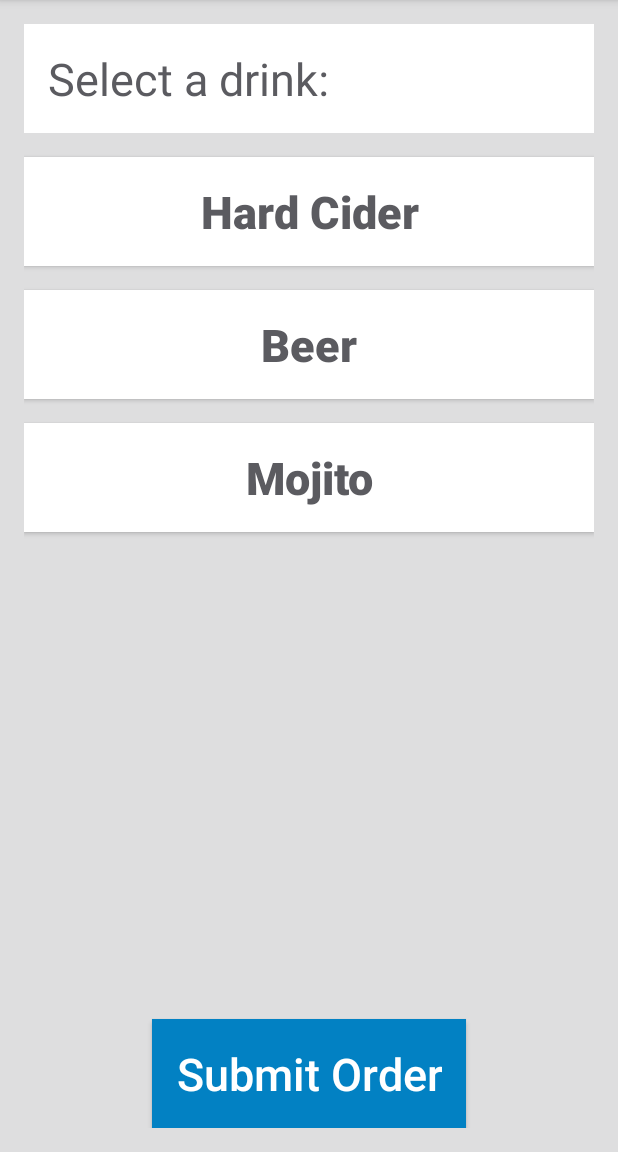
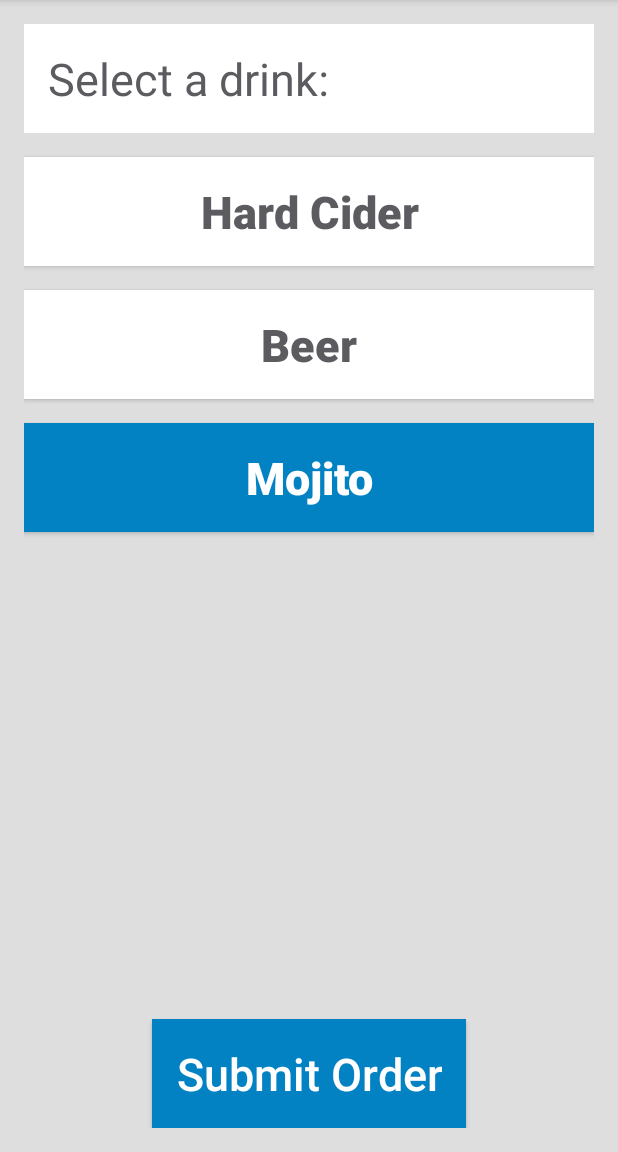
Before and after one commit to beleslie/michael-barbot-app, an Android app: the screen it shows after launch (MainActivity), in the options menu, after a tap on "Settings", on a phone screen of 412 x 824 dp, the part 84-1236 px from its top. Run offline under Robolectric (Android 15) with nearby library versions, the phone set to English and light mode, and no system bars.

Commit message:
implemented drink buttons

```diff
--- a/app/src/main/java/l/michaelbarbot/MainActivity.java
+++ b/app/src/main/java/l/michaelbarbot/MainActivity.java
@@ -1,15 +1,22 @@
 package l.michaelbarbot;
 
+import android.graphics.Color;
 import android.os.Bundle;
 import android.support.design.widget.FloatingActionButton;
 import android.support.design.widget.Snackbar;
+import android.support.v4.content.res.ResourcesCompat;
 import android.support.v7.app.AppCompatActivity;
 import android.support.v7.widget.Toolbar;
 import android.view.View;
 import android.view.Menu;
 import android.view.MenuItem;
+import android.widget.Button;
 
 public class MainActivity extends AppCompatActivity {
+    private Button drink1;
+    private Button drink2;
+    private Button drink3;
+    private String selectedDrink;
 
     @Override
     protected void onCreate(Bundle savedInstanceState) {
@@ -17,6 +24,14 @@ public class MainActivity extends AppCompatActivity {
         setContentView(R.layout.activity_main);
         Toolbar toolbar = (Toolbar) findViewById(R.id.toolbar);
         setSupportActionBar(toolbar);
+
+        // initialize the drink buttons
+        drink1 = (Button) findViewById(R.id.drink1_button);
+        drink2 = (Button) findViewById(R.id.drink2_button);
+        drink3 = (Button) findViewById(R.id.drink3_button);
+
+        // initialize the selected drink
+        selectedDrink = "";
     }
 
     @Override
@@ -40,4 +55,49 @@ public class MainActivity extends AppCompatActivity {
 
         return super.onOptionsItemSelected(item);
     }
+
+    public void selectDrink(View view) {
+        // define color values
+        int blue = ResourcesCompat.getColor(getResources(), R.color.blue, null);
+        int white = ResourcesCompat.getColor(getResources(), R.color.white, null);
+        int gray = ResourcesCompat.getColor(getResources(), R.color.gray, null);
+
+        // get selected drink
+        Button button = (Button) view;
+        String newSelection = button.getText().toString();
+
+        // check if drink already selected
+        if (selectedDrink.equals(newSelection)) {
+            // color the button white
+            button.setBackgroundColor(white);
+            button.setTextColor(gray);
+
+            // remove selection
+            selectedDrink = "";
+
+        } else {
+            // set selected drink to new selection
+            selectedDrink = newSelection;
+
+            // color all buttons white (instead of figuring out which was most recently colored blue)
+            drink1.setBackgroundColor(white);
+            drink1.setTextColor(gray);
+            drink2.setBackgroundColor(white);
+            drink2.setTextColor(gray);
+            drink3.setBackgroundColor(white);
+            drink3.setTextColor(gray);
+
+            // color selected button blue
+            button.setBackgroundColor(blue);
+            button.setTextColor(white);
+        }
+    }
+
+    public void submit(View view) {
+        // check if there is a selection
+        // send drink order to robot
+        // bring up a flag that says the order was submitted?
+        // switch to a waiting screen with animation of the robot pouring the drink?
+            // until the drink is prepared?
+    }
 }
--- a/app/src/main/res/layout/content_main.xml
+++ b/app/src/main/res/layout/content_main.xml
@@ -45,7 +45,8 @@
         android:padding="@dimen/activity_horizontal_margin"
         android:textSize="@dimen/text_size"
         android:layout_marginTop="@dimen/activity_horizontal_margin"
-        android:textAllCaps="false"/>
+        android:textAllCaps="false"
+        android:onClick="selectDrink"/>
 
     <Button
         android:id="@+id/drink2_button"
@@ -63,7 +64,8 @@
         android:padding="@dimen/activity_horizontal_margin"
         android:textSize="@dimen/text_size"
         android:layout_marginTop="@dimen/activity_horizontal_margin"
-        android:textAllCaps="false"/>
+        android:textAllCaps="false"
+        android:onClick="selectDrink"/>
 
     <Button
         android:id="@+id/drink3_button"
@@ -81,7 +83,8 @@
         android:padding="@dimen/activity_horizontal_margin"
         android:textSize="@dimen/text_size"
         android:layout_marginTop="@dimen/activity_horizontal_margin"
-        android:textAllCaps="false"/>
+        android:textAllCaps="false"
+        android:onClick="selectDrink"/>
 
     <Button
         android:id="@+id/submit_button"
@@ -92,9 +95,9 @@
         android:text="@string/submit"
         android:background="@color/blue"
         android:textColor="@color/white"
-
         android:padding="@dimen/activity_horizontal_margin"
         android:textSize="@dimen/text_size"
         android:layout_marginTop="@dimen/activity_horizontal_margin"
-        android:textAllCaps="false"/>
+        android:textAllCaps="false"
+        android:onClick="submit"/>
 </RelativeLayout>
```
